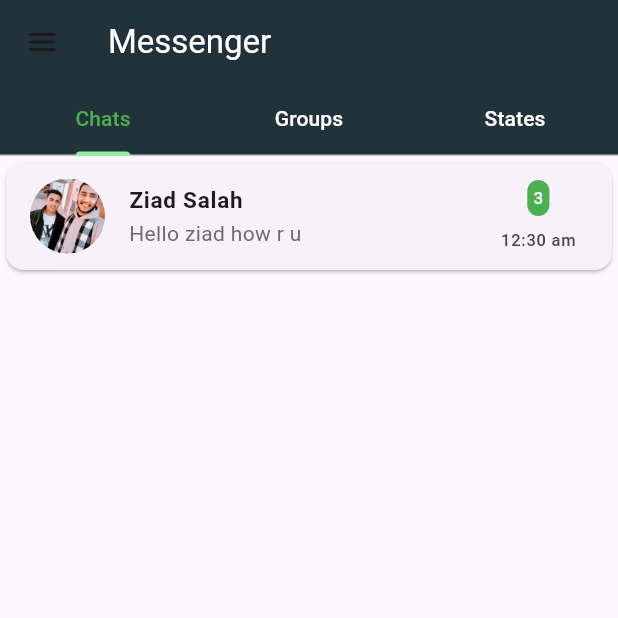
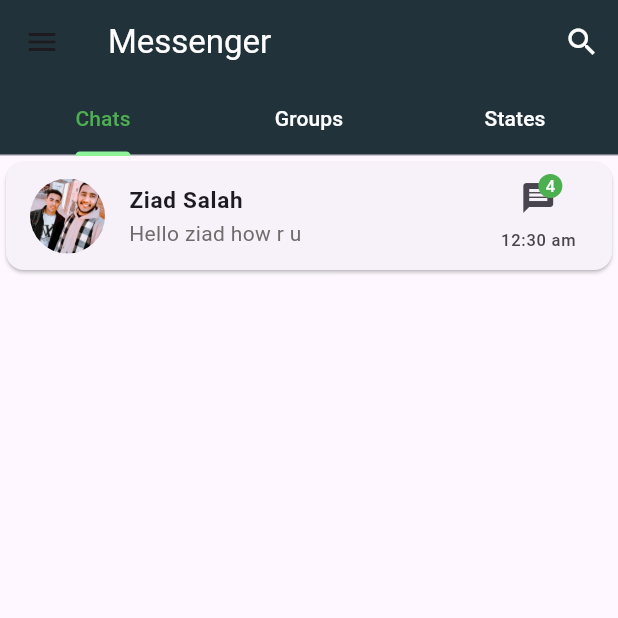
Before and after one commit to ZiadSala7/Chat_App, a Flutter app: the screen it shows once a user with an empty profile is signed in, on a phone screen of 412 x 824 dp, the top half of it. Run offline on Flutter 3.47's test engine with Material 3 defaults, Android fonts, the phone set to English and light mode, and no system bars; our stand-ins replace firebase_auth, firebase_core; accounts and stored records are empty.

Commit message:
drawer and chats

```diff
--- a/lib/home/chats/chats_page.dart
+++ b/lib/home/chats/chats_page.dart
@@ -1,3 +1,4 @@
+import 'package:chat_app/home/chats/chat_page_with_persons.dart';
 import 'package:flutter/material.dart';
 
 class ChatScreen extends StatefulWidget {
@@ -14,11 +15,14 @@ class _ChatScreenState extends State<ChatScreen> {
       body: ListView(
         children: [
           GestureDetector(
-            onTap: () {},
+            onTap: () {
+              Navigator.push(context,
+                  MaterialPageRoute(builder: (context) => const ChatPage()));
+            },
             child: Card(
               margin: const EdgeInsets.all(4),
               child: ListTile(
-                leading: Container(
+                leading: SizedBox(
                   height: 50,
                   width: 50,
                   child: ClipRRect(
@@ -45,18 +49,15 @@ class _ChatScreenState extends State<ChatScreen> {
                 trailing: Column(
                   mainAxisAlignment: MainAxisAlignment.spaceAround,
                   children: [
-                    Container(
-                      padding: const EdgeInsets.all(4),
-                      decoration: BoxDecoration(
-                        color: Colors.green,
-                        borderRadius: BorderRadius.circular(100),
-                      ),
-                      child: const Text(
-                        '3',
-                        style: TextStyle(color: Colors.white),
+                    Badge(
+                      label: const Text('4'),
+                      backgroundColor: Colors.green,
+                      child: InkWell(
+                        onTap: () {},
+                        child: const Icon(Icons.message),
                       ),
                     ),
-                    const Text('12:30 am')
+                    const Text('12:30 am'),
                   ],
                 ),
               ),
--- a/lib/home/home_screen.dart
+++ b/lib/home/home_screen.dart
@@ -17,6 +17,14 @@ class _HomeScreenState extends State<HomeScreen> {
       child: Scaffold(
         drawer: const Drawer(),
         appBar: AppBar(
+          actions: [
+            IconButton(
+                onPressed: () {},
+                icon: const Icon(
+                  Icons.search,
+                  color: Colors.white,
+                ))
+          ],
           title: const Text(
             'Messenger',
             style: TextStyle(color: Colors.white),
--- a/pubspec.yaml
+++ b/pubspec.yaml
@@ -39,6 +39,7 @@ dependencies:
   firebase_auth: ^4.17.4
   email_validator: ^2.1.17
   google_sign_in: ^6.2.1
+  badges: ^3.1.2
 
 dev_dependencies:
   flutter_test:
```
Also changed, not shown: lib/home/chats/chat_page_with_persons.dart (added, +74 -0 lines), pubspec.lock.
